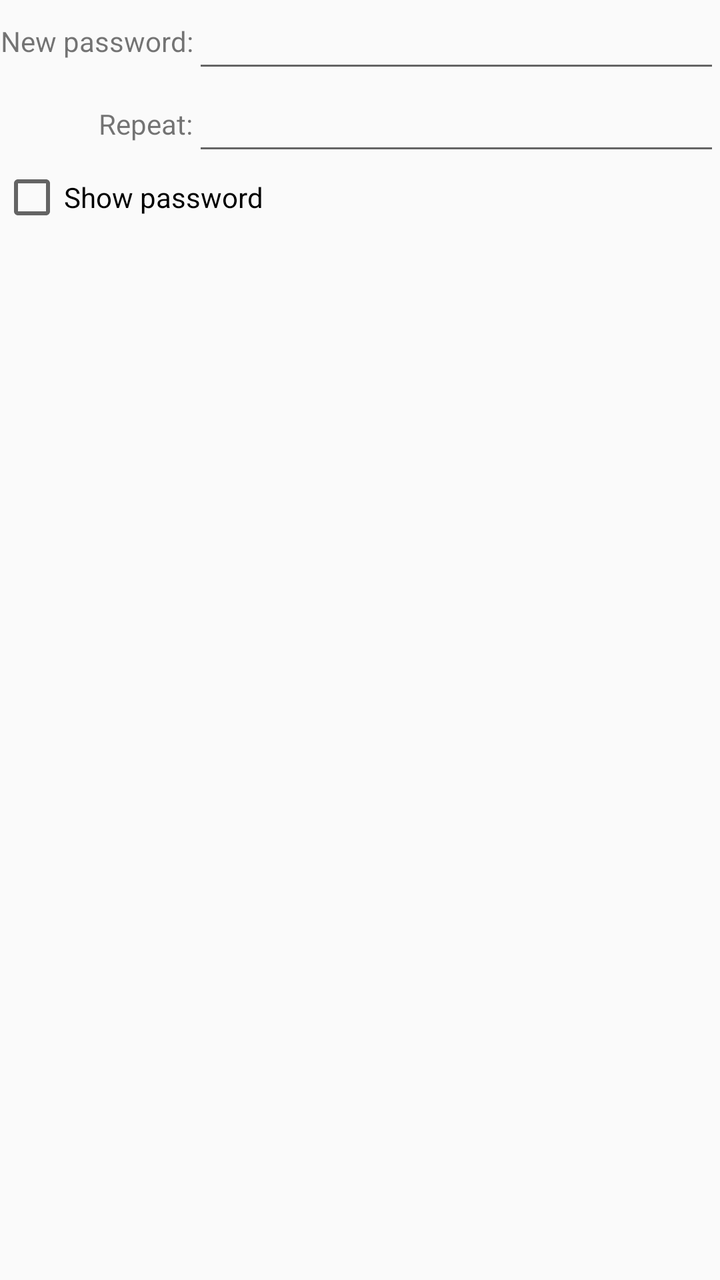
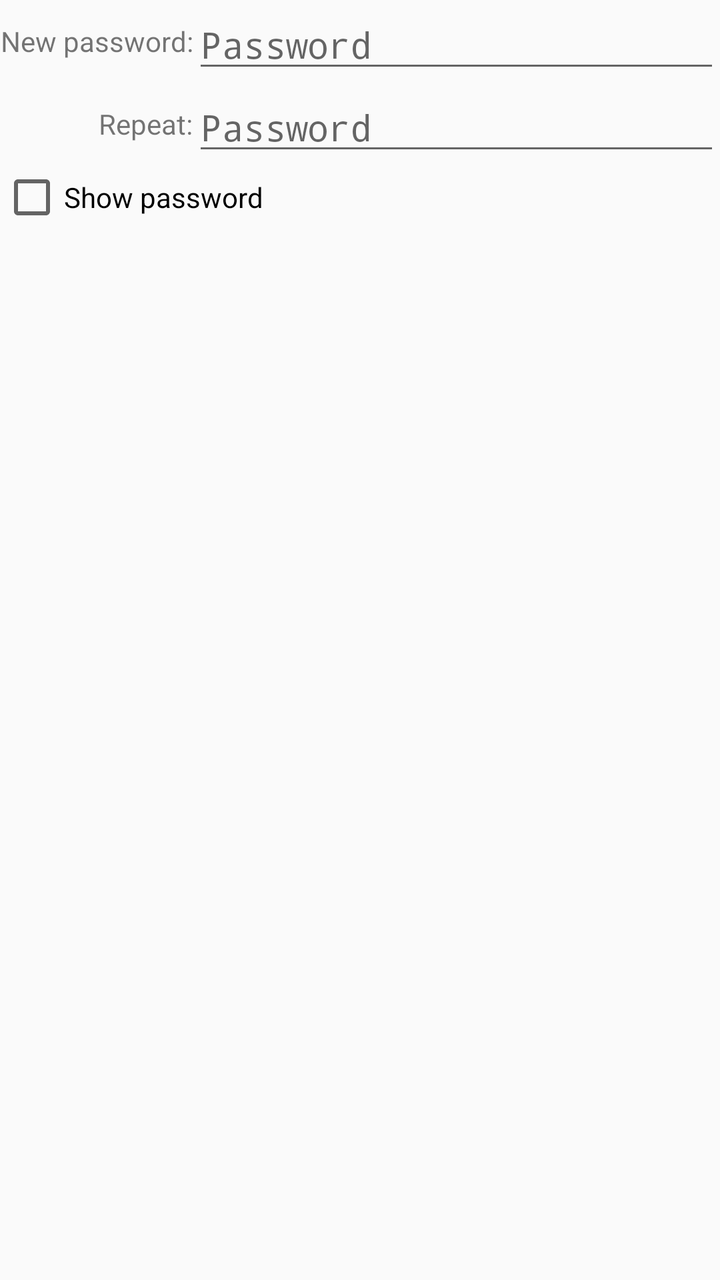

Screens rendered from an Android XML layout before and after an edit, with the pre-edit source and the edit as a unified diff.
<!-- AndroidManifest.xml: application theme Theme.Light.WithActionBar -->
<!-- res/layout/password.xml -->
<?xml version="1.0" encoding="utf-8"?>
<ScrollView
  xmlns:android="http://schemas.android.com/apk/res/android"
  android:id="@+id/PasswordLayoutRoot"
  android:layout_height="fill_parent"
  android:layout_width="fill_parent"
  android:scrollbars="vertical"
  android:scrollbarAlwaysDrawVerticalTrack="false">
  <LinearLayout
    android:id="@+id/LinearLayout01"
    android:layout_height="wrap_content"
    android:layout_width="fill_parent"
    android:orientation="vertical">
      <TableLayout android:id="@+id/TableLayout01"
       android:layout_height="wrap_content"
       android:layout_width="fill_parent">
	<TableRow android:id="@+id/TableRowOldPassword"
	  android:layout_height="wrap_content"
	  android:layout_width="fill_parent"
	  android:visibility="gone">
	    <TextView android:id="@+id/TextView01"
	      android:gravity="right|center_vertical"
	      android:layout_height="fill_parent"
	      android:layout_width="wrap_content"
	      android:text="@string/DialogOldPassword"/>
	    <EditText android:id="@+id/EditTextOldPassword"
	      android:layout_height="wrap_content"
	      android:layout_width="fill_parent"
	      android:layout_weight="1"
	      android:inputType="textPassword"/>
	</TableRow>

	<TableRow android:id="@+id/TableRow02"
	  android:layout_height="wrap_content"
	  android:layout_width="fill_parent">
	    <TextView android:id="@+id/TextView02"
	      android:gravity="right|center_vertical"
	      android:layout_height="fill_parent"
	      android:layout_width="wrap_content"
	      android:text="@string/DialogNewPassword"/>
	    <EditText android:id="@+id/EditTextNewPassword"
	      android:layout_height="wrap_content"
	      android:layout_width="fill_parent"
	      android:layout_weight="1"
	      android:inputType="textPassword"/>
	</TableRow>

	<TableRow android:id="@+id/TableRow03"
	  android:layout_height="wrap_content"
	  android:layout_width="fill_parent">
	    <TextView android:id="@+id/TextView03"
	      android:gravity="right|center_vertical"
	      android:layout_height="fill_parent"
	      android:layout_width="wrap_content"
	      android:text="@string/DialogConfirmPassword"/>
	    <EditText android:id="@+id/EditTextConfirmPassword"
	      android:layout_height="wrap_content"
	      android:layout_width="fill_parent"
	      android:layout_weight="1"
	      android:inputType="textPassword"/>
	</TableRow>
    </TableLayout>

    <CheckBox android:id="@+id/CheckBoxShowPassword"
      android:layout_height="wrap_content"
      android:layout_width="fill_parent"
      android:text="@string/DialogShowPassword"/>
  </LinearLayout>
</ScrollView>
<!-- resources referenced by this layout -->
<resources>
  <string name="DialogConfirmPassword">Repeat:</string>
  <string name="DialogNewPassword">New password:</string>
  <string name="DialogOldPassword">Old password:</string>
  <string name="DialogShowPassword">Show password</string>
  <style name="Theme.Light.WithActionBar" parent="Theme.AppCompat.Light">
          <item name="android:dropDownListViewStyle">@style/DropDownSpinnerList</item>
          <item name="android:spinnerStyle">@style/Base.Widget.AppCompat.Spinner.Underlined</item>
          <item name="spinnerStyle">@style/Base.Widget.AppCompat.Spinner.Underlined</item>
      </style>
  <style name="DropDownSpinnerList" parent="Widget.AppCompat.ListView.DropDown">
          <item name="android:divider">#CCCCCC</item>
          <item name="android:dividerHeight">1dp</item>
      </style>
</resources>

<!-- the commit's change to res/layout/password.xml (unified diff, before → after) -->
@@ -1,69 +1,75 @@
 <?xml version="1.0" encoding="utf-8"?>
 <ScrollView
-  xmlns:android="http://schemas.android.com/apk/res/android"
-  android:id="@+id/PasswordLayoutRoot"
-  android:layout_height="fill_parent"
-  android:layout_width="fill_parent"
-  android:scrollbars="vertical"
-  android:scrollbarAlwaysDrawVerticalTrack="false">
-  <LinearLayout
-    android:id="@+id/LinearLayout01"
-    android:layout_height="wrap_content"
-    android:layout_width="fill_parent"
-    android:orientation="vertical">
-      <TableLayout android:id="@+id/TableLayout01"
-       android:layout_height="wrap_content"
-       android:layout_width="fill_parent">
-	<TableRow android:id="@+id/TableRowOldPassword"
-	  android:layout_height="wrap_content"
-	  android:layout_width="fill_parent"
-	  android:visibility="gone">
-	    <TextView android:id="@+id/TextView01"
-	      android:gravity="right|center_vertical"
-	      android:layout_height="fill_parent"
-	      android:layout_width="wrap_content"
-	      android:text="@string/DialogOldPassword"/>
-	    <EditText android:id="@+id/EditTextOldPassword"
-	      android:layout_height="wrap_content"
-	      android:layout_width="fill_parent"
-	      android:layout_weight="1"
-	      android:inputType="textPassword"/>
-	</TableRow>
+    xmlns:android="http://schemas.android.com/apk/res/android"
+    android:id="@+id/PasswordLayoutRoot"
+    android:layout_height="match_parent"
+    android:layout_width="match_parent"
+    android:scrollbars="vertical"
+    android:scrollbarAlwaysDrawVerticalTrack="false">
+    <LinearLayout
+        android:id="@+id/LinearLayout01"
+        android:layout_height="wrap_content"
+        android:layout_width="match_parent"
+        android:orientation="vertical">
+        <TableLayout android:id="@+id/TableLayout01"
+            android:layout_height="wrap_content"
+            android:layout_width="match_parent">
+            <TableRow android:id="@+id/TableRowOldPassword"
+                android:layout_height="wrap_content"
+                android:layout_width="match_parent"
+                android:visibility="gone">
+                <TextView android:id="@+id/TextView01"
+                    android:gravity="end|center_vertical"
+                    android:layout_height="match_parent"
+                    android:layout_width="wrap_content"
+                    android:text="@string/DialogOldPassword"/>
+                <EditText android:id="@+id/EditTextOldPassword"
+                    android:layout_height="wrap_content"
+                    android:layout_width="match_parent"
+                    android:layout_weight="1"
+                    android:inputType="textPassword"
+                    android:autofillHints="password"
+                    android:hint="@string/ImportEditPasswordHint"/>
+            </TableRow>
 
-	<TableRow android:id="@+id/TableRow02"
-	  android:layout_height="wrap_content"
-	  android:layout_width="fill_parent">
-	    <TextView android:id="@+id/TextView02"
-	      android:gravity="right|center_vertical"
-	      android:layout_height="fill_parent"
-	      android:layout_width="wrap_content"
-	      android:text="@string/DialogNewPassword"/>
-	    <EditText android:id="@+id/EditTextNewPassword"
-	      android:layout_height="wrap_content"
-	      android:layout_width="fill_parent"
-	      android:layout_weight="1"
-	      android:inputType="textPassword"/>
-	</TableRow>
+            <TableRow android:id="@+id/TableRow02"
+                android:layout_height="wrap_content"
+                android:layout_width="match_parent">
+                <TextView android:id="@+id/TextView02"
+                    android:gravity="end|center_vertical"
+                    android:layout_height="match_parent"
+                    android:layout_width="wrap_content"
+                    android:text="@string/DialogNewPassword"/>
+                <EditText android:id="@+id/EditTextNewPassword"
+                    android:layout_height="wrap_content"
+                    android:layout_width="match_parent"
+                    android:layout_weight="1"
+                    android:inputType="textPassword"
+                    android:autofillHints="password"
+                    android:hint="@string/ImportEditPasswordHint"/>
+            </TableRow>
 
-	<TableRow android:id="@+id/TableRow03"
-	  android:layout_height="wrap_content"
-	  android:layout_width="fill_parent">
-	    <TextView android:id="@+id/TextView03"
-	      android:gravity="right|center_vertical"
-	      android:layout_height="fill_parent"
-	      android:layout_width="wrap_content"
-	      android:text="@string/DialogConfirmPassword"/>
-	    <EditText android:id="@+id/EditTextConfirmPassword"
-	      android:layout_height="wrap_content"
-	      android:layout_width="fill_parent"
-	      android:layout_weight="1"
-	      android:inputType="textPassword"/>
-	</TableRow>
-    </TableLayout>
+            <TableRow android:id="@+id/TableRow03"
+                android:layout_height="wrap_content"
+                android:layout_width="match_parent">
+                <TextView android:id="@+id/TextView03"
+                    android:gravity="end|center_vertical"
+                    android:layout_height="match_parent"
+                    android:layout_width="wrap_content"
+                    android:text="@string/DialogConfirmPassword"/>
+                <EditText android:id="@+id/EditTextConfirmPassword"
+                    android:layout_height="wrap_content"
+                    android:layout_width="match_parent"
+                    android:layout_weight="1"
+                    android:inputType="textPassword"
+                    android:autofillHints="password"
+                    android:hint="@string/ImportEditPasswordHint"/>
+            </TableRow>
+        </TableLayout>
 
-    <CheckBox android:id="@+id/CheckBoxShowPassword"
-      android:layout_height="wrap_content"
-      android:layout_width="fill_parent"
-      android:text="@string/DialogShowPassword"/>
-  </LinearLayout>
+        <CheckBox android:id="@+id/CheckBoxShowPassword"
+            android:layout_height="wrap_content"
+            android:layout_width="match_parent"
+            android:text="@string/DialogShowPassword"/>
+    </LinearLayout>
 </ScrollView>
<!-- resource entries referenced after the edit -->
@@ -4,6 +4,7 @@
   <string name="DialogNewPassword">New password:</string>
   <string name="DialogOldPassword">Old password:</string>
   <string name="DialogShowPassword">Show password</string>
+  <string name="ImportEditPasswordHint">Password</string>
   <style name="Theme.Light.WithActionBar" parent="Theme.AppCompat.Light">
           <item name="android:dropDownListViewStyle">@style/DropDownSpinnerList</item>
           <item name="android:spinnerStyle">@style/Base.Widget.AppCompat.Spinner.Underlined</item>
